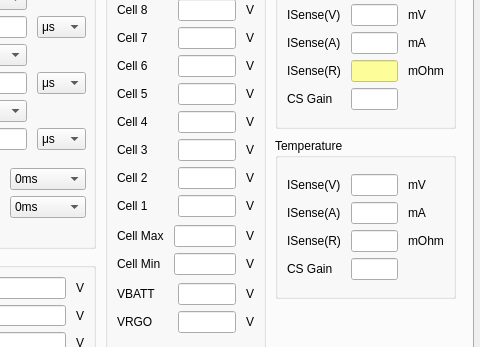
Qt form qt/qt_designer/fmcw.ui (jpnbino/fmcw_app) before a commit; both pictures show x 667 to 1147 and y 88 to 435 of the 1147 by 766 pixel window.
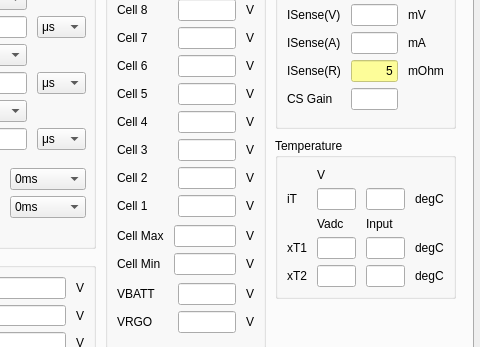
The same form after that commit.

Commit message: Added current calculation.

```diff
--- a/qt/qt_designer/fmcw.ui
+++ b/qt/qt_designer/fmcw.ui
@@ -1896,6 +1896,12 @@
           <property name="styleSheet">
            <string notr="true">background-color: rgba(255, 255, 127, 200);</string>
           </property>
+          <property name="text">
+           <string>5</string>
+          </property>
+          <property name="alignment">
+           <set>Qt::AlignRight|Qt::AlignTrailing|Qt::AlignVCenter</set>
+          </property>
          </widget>
         </item>
         <item row="0" column="1">
@@ -1978,67 +1984,87 @@
         <property name="horizontalSpacing">
          <number>10</number>
         </property>
-        <item row="2" column="1">
-         <widget class="QLineEdit" name="ovRecoverLineEdit_9"/>
+        <item row="1" column="2">
+         <widget class="QLineEdit" name="tempITDegLineEdit"/>
         </item>
-        <item row="0" column="1">
-         <widget class="QLineEdit" name="ovLockoutLineEdit_8"/>
+        <item row="1" column="1">
+         <widget class="QLineEdit" name="tempITVoltaqeLineEdit"/>
         </item>
-        <item row="2" column="0">
-         <widget class="QLabel" name="label_141">
-          <property name="text">
-           <string>ISense(R)</string>
-          </property>
-         </widget>
-        </item>
-        <item row="0" column="0">
+        <item row="1" column="0">
          <widget class="QLabel" name="label_144">
           <property name="text">
-           <string>ISense(V)</string>
+           <string>iT</string>
           </property>
          </widget>
         </item>
-        <item row="1" column="1">
-         <widget class="QLineEdit" name="ovLineEdit_11"/>
-        </item>
         <item row="3" column="1">
          <widget class="QLineEdit" name="eocVoltageLineEdit_8"/>
         </item>
-        <item row="2" column="2">
+        <item row="4" column="1">
+         <widget class="QLineEdit" name="tempXT2VoltaqeLineEdit"/>
+        </item>
+        <item row="3" column="3">
          <widget class="QLabel" name="label_149">
           <property name="text">
-           <string>mOhm</string>
+           <string>degC</string>
           </property>
          </widget>
         </item>
-        <item row="1" column="0">
+        <item row="2" column="1">
          <widget class="QLabel" name="label_151">
           <property name="text">
-           <string>ISense(A)</string>
+           <string>Vadc</string>
           </property>
          </widget>
         </item>
         <item row="3" column="0">
+         <widget class="QLabel" name="label_141">
+          <property name="text">
+           <string>xT1</string>
+          </property>
+         </widget>
+        </item>
+        <item row="4" column="0">
          <widget class="QLabel" name="label_142">
           <property name="text">
-           <string>CS Gain</string>
+           <string>xT2</string>
           </property>
          </widget>
         </item>
-        <item row="1" column="2">
-         <widget class="QLabel" name="label_146">
-          <property name="text">
-           <string>mA</string>
-          </property>
-         </widget>
-        </item>
-        <item row="0" column="2">
+        <item row="1" column="3">
          <widget class="QLabel" name="label_147">
           <property name="text">
-           <string>mV</string>
+           <string>degC</string>
           </property>
          </widget>
         </item>
+        <item row="0" column="1">
+         <widget class="QLabel" name="label_152">
+          <property name="text">
+           <string>V</string>
+          </property>
+         </widget>
+        </item>
+        <item row="2" column="2">
+         <widget class="QLabel" name="label_153">
+          <property name="text">
+           <string>Input</string>
+          </property>
+         </widget>
+        </item>
+        <item row="4" column="3">
+         <widget class="QLabel" name="label_146">
+          <property name="text">
+           <string>degC</string>
+          </property>
+         </widget>
+        </item>
+        <item row="3" column="2">
+         <widget class="QLineEdit" name="tempXT1DegLineEdit"/>
+        </item>
+        <item row="4" column="2">
+         <widget class="QLineEdit" name="tempXT2DegLineEdit"/>
+        </item>
        </layout>
       </item>
      </layout>
```
Left out of the diff: 20 changed lines with no effect on the pictures. The commit also changes 2 other files.
